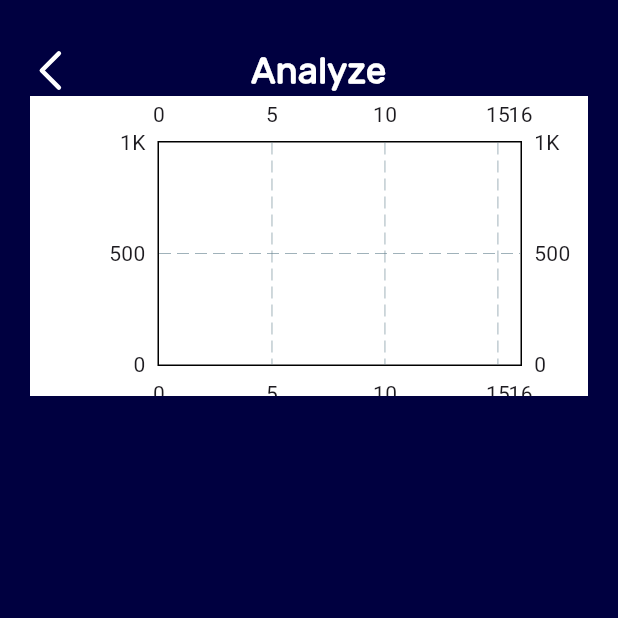
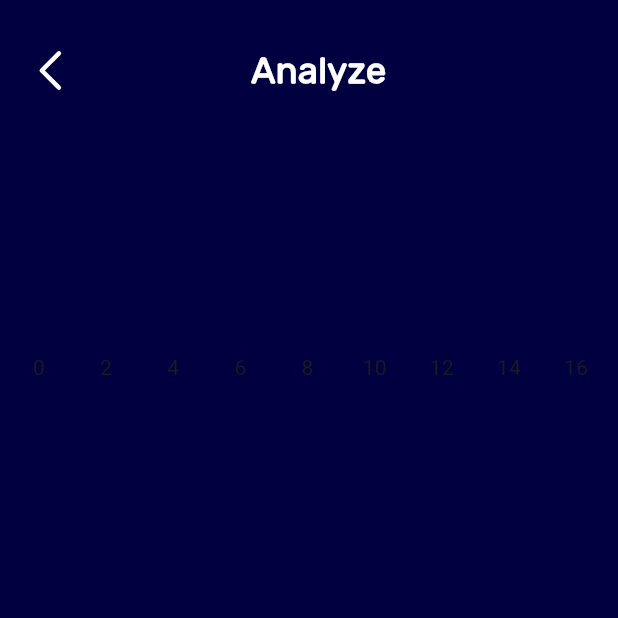
Before and after one commit to SyedSamad7/Banklyze-app, a Flutter app: the AnalyzeScreen screen opened directly, on a phone screen of 412 x 824 dp, the top half of it. Run offline on Flutter 3.47's test engine with Material 3 defaults, Android fonts, the phone set to English and light mode, and no system bars; drawn by our look-alikes of fl_chart; our stand-ins replace flutter_svg; network calls fail.

Commit message:
work on graph

```diff
--- a/lib/screens/analyze_screen.dart
+++ b/lib/screens/analyze_screen.dart
@@ -42,7 +42,7 @@ class _AnalyzeScreenState extends State<AnalyzeScreen> {
               ),
               Container(
                   height: 200,
-                  color: Colors.white,
+                  // color: Colors.white,
                   child: const AnalyzeChart()),
             ],
           ),
@@ -63,25 +63,60 @@ class AnalyzeChart extends StatelessWidget {
         minY: 0,
         maxY: 1000,
         titlesData: Titles.getFlTitles(),
-        ));
+        gridData: const FlGridData(show: false),
+        borderData: FlBorderData(
+          show: false,
+        ),
+        lineBarsData: [
+          LineChartBarData(
+              isCurved: true,
+              show: true,
+              gradient: const LinearGradient(
+                colors: [Color(0xffD41E7F), Color(0xff6226CD)],
+                begin: Alignment.topCenter,
+                end: Alignment.bottomCenter,
+              ))
+        ]));
   }
 }
 
 class Titles {
-  static FlTitlesData getFlTitles() => FlTitlesData(
+  static FlTitlesData getFlTitles() => const FlTitlesData(
         bottomTitles: AxisTitles(
+          axisNameWidget: SizedBox(),
+          axisNameSize: 12,
           sideTitles: SideTitles(
+            maxIncluded: true,
+            minIncluded: true,
             showTitles: true,
-            reservedSize: 20,
+            reservedSize: 25,
             // getTitlesWidget: _bottomTitles,
           ),
         ),
-        leftTitles: AxisTitles(
-          axisNameSize: 25,
+        topTitles: AxisTitles(
+          axisNameSize: 0,
           axisNameWidget: SizedBox(),
           sideTitles: SideTitles(
-            reservedSize: 60,
-            showTitles: true,
+            reservedSize: 20,
+            showTitles: false,
+            // getTitlesWidget: _leftTitles,
+          ),
+        ),
+        rightTitles: AxisTitles(
+          axisNameSize: 8,
+          axisNameWidget: SizedBox(),
+          sideTitles: SideTitles(
+            reservedSize: 20,
+            showTitles: false,
+            // getTitlesWidget: _leftTitles,
+          ),
+        ),
+        leftTitles: AxisTitles(
+          axisNameSize: 6,
+          axisNameWidget: SizedBox(),
+          sideTitles: SideTitles(
+            reservedSize: 20,
+            showTitles: false,
             // getTitlesWidget: _leftTitles,
           ),
         ),
```
